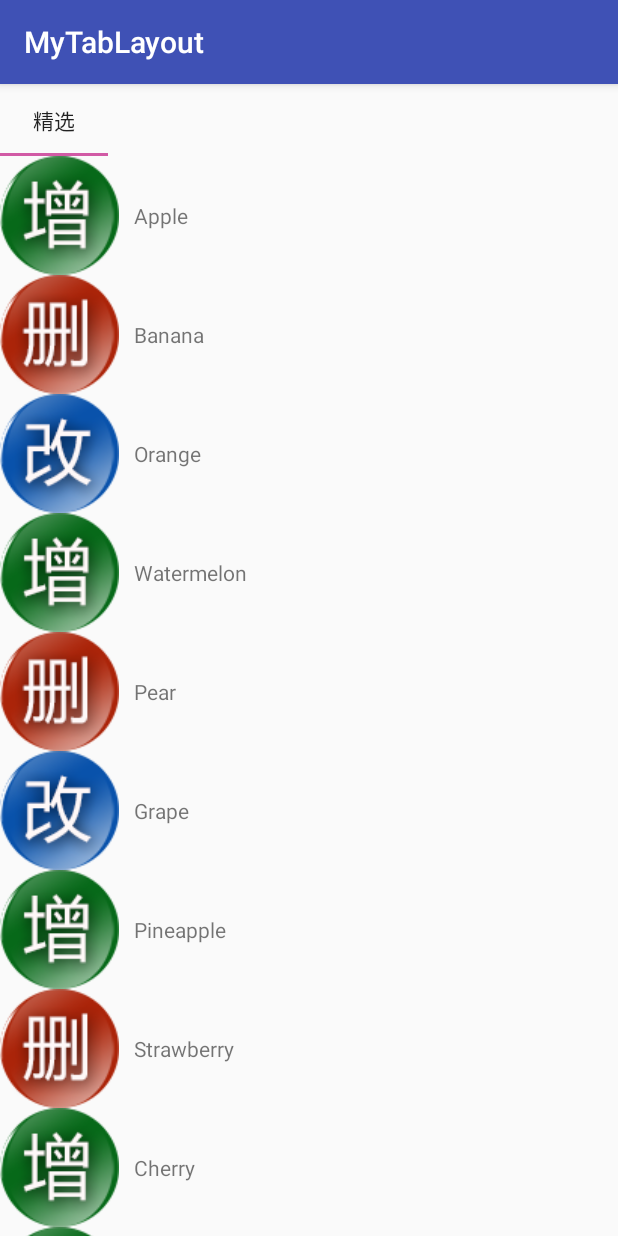
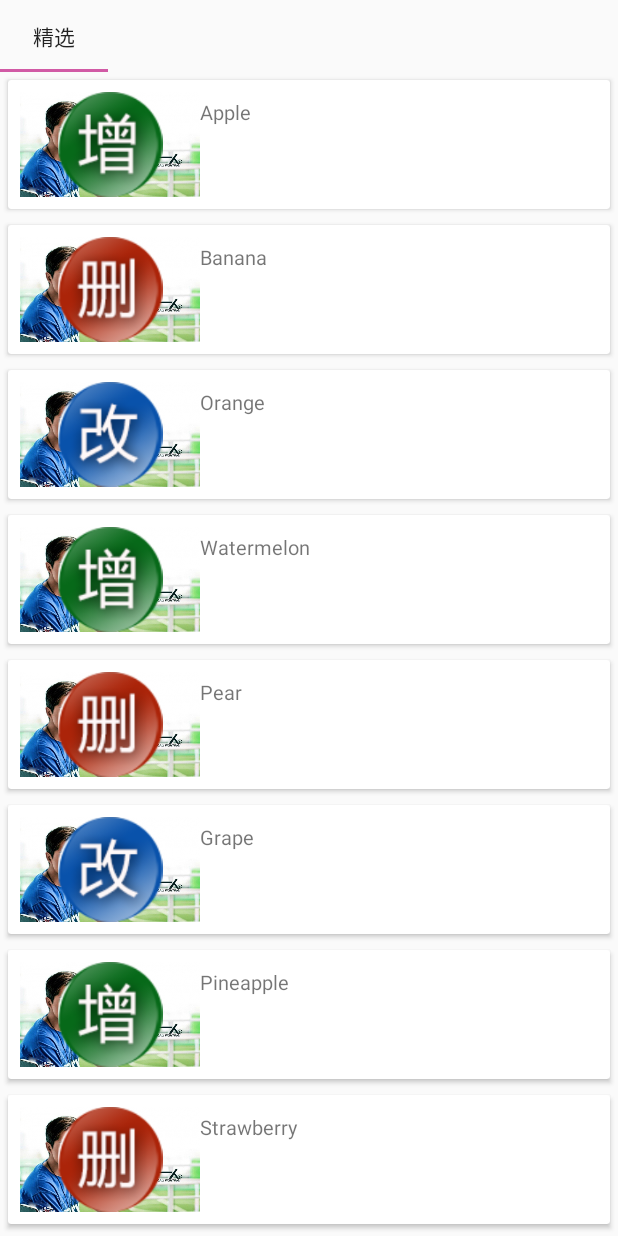
Before and after one commit to quanguoheme/app_MoonTabLayout_offices, an Android app: the screen it shows after launch (TabLayoutActivity), on a phone screen of 412 x 824 dp. Run offline under Robolectric (Android 15) with nearby library versions, the phone set to English and light mode, and no system bars.

Commit message:
删除标题, 使用水果

```diff
--- a/app/src/main/java/com/example/liuwangshu/mytablayout/FruitAdapter.java
+++ b/app/src/main/java/com/example/liuwangshu/mytablayout/FruitAdapter.java
@@ -33,7 +33,7 @@ public class FruitAdapter extends RecyclerView.Adapter<FruitAdapter.ViewHolder>
     @Override
 
     public ViewHolder onCreateViewHolder(ViewGroup parent, int viewType) {
-        View view = LayoutInflater.from(parent.getContext()).inflate(R.layout.fruit_item, parent, false);
+        View view = LayoutInflater.from(parent.getContext()).inflate(R.layout.list_item_card_main, parent, false);
         ViewHolder holder = new ViewHolder(view);
         return holder;
     }
--- a/app/src/main/java/com/example/liuwangshu/mytablayout/TabLayoutActivity.java
+++ b/app/src/main/java/com/example/liuwangshu/mytablayout/TabLayoutActivity.java
@@ -20,8 +20,8 @@ public class TabLayoutActivity extends AppCompatActivity {
     protected void onCreate(Bundle savedInstanceState) {
         super.onCreate(savedInstanceState);
         setContentView(R.layout.activity_tab_layout);
-        Toolbar toolbar = (Toolbar) findViewById(R.id.toolbar);
-        setSupportActionBar(toolbar);
+//        Toolbar toolbar = (Toolbar) findViewById(R.id.toolbar);
+       // setSupportActionBar(toolbar);
         mViewPager = (ViewPager) findViewById(R.id.viewpager);
         initViewPager();
     }
--- a/app/src/main/res/layout/activity_tab_layout.xml
+++ b/app/src/main/res/layout/activity_tab_layout.xml
@@ -6,7 +6,7 @@
     android:layout_height="match_parent"
     tools:context=".TabLayoutActivity"
     android:orientation="vertical">
-
+<!--
     <android.support.design.widget.AppBarLayout
         android:id="@+id/appbar"
         android:layout_width="match_parent"
@@ -21,7 +21,7 @@
 
 
         </android.support.design.widget.AppBarLayout>
-
+-->
     <android.support.design.widget.TabLayout
         android:id="@+id/tabs"
         android:layout_width="match_parent"
--- a/app/src/main/res/layout/list_item_card_main.xml
+++ b/app/src/main/res/layout/list_item_card_main.xml
@@ -14,6 +14,7 @@
         android:layout_margin="8dp"
         android:orientation="horizontal">
             <ImageView
+                android:id="@+id/fruit_image"
                 android:layout_width="120dp"
                 android:layout_height="70dp"
                 android:background="@drawable/ic_xuanfeng"/>
@@ -21,6 +22,7 @@
             <TextView
                 android:layout_width="match_parent"
                 android:layout_height="wrap_content"
+                android:id="@+id/fruitname"
                 android:layout_marginTop="4dp"
                 android:gravity="center_vertical"
                 android:textSize="13sp"
```
